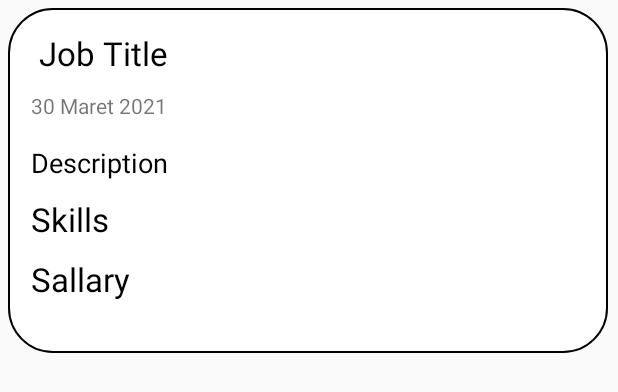
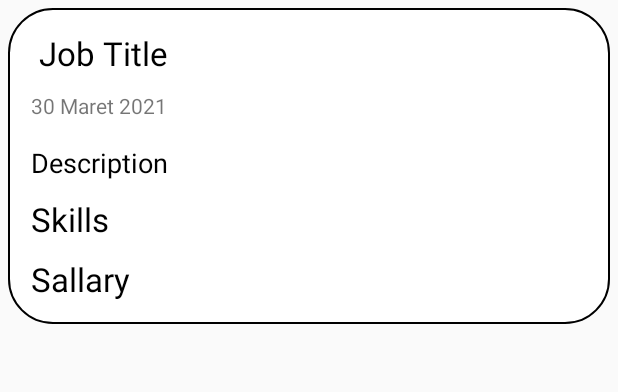
Before and after one commit to NigelFelim/Mobile_Job_Finder, an Android app: the layout alljobpost.xml on its own in the app's theme, with its tools: preview values and no code run, on a phone screen of 412 x 824 dp. Shown: the top 392 px of the screen. Run offline under Robolectric (Android 15) with nearby library versions, the phone set to English and light mode, and no system bars; Roboto replaces fonts that are not available here.

Commit message:
yang alljobpost ada error masih belum ketemui

```diff
--- a/app/src/main/java/com/map/mobile_job_finder/All_JobActivity.java
+++ b/app/src/main/java/com/map/mobile_job_finder/All_JobActivity.java
@@ -51,7 +51,7 @@ public class All_JobActivity extends AppCompatActivity {
         toolbar =  findViewById(R.id.toolbar);
 
         setSupportActionBar(toolbar);
-//        getSupportActionBar().setTitle("All Job Post");
+        getSupportActionBar().setTitle("All Job Post");
 
         getActionBar().setDisplayHomeAsUpEnabled(true);
         getActionBar().setHomeButtonEnabled(true);
--- a/app/src/main/res/layout/activity_insert_job_post.xml
+++ b/app/src/main/res/layout/activity_insert_job_post.xml
@@ -4,7 +4,7 @@
     xmlns:tools="http://schemas.android.com/tools"
     android:id="@+id/insert_job_Drawlayout"
     android:layout_width="match_parent"
-    android:layout_height="wrap_content"
+    android:layout_height="match_parent"
     android:background="@drawable/background_main"
 
     android:fitsSystemWindows="true"
--- a/app/src/main/res/layout/alljobpost.xml
+++ b/app/src/main/res/layout/alljobpost.xml
@@ -8,8 +8,8 @@
     android:layout_margin="5dp">
 
     <LinearLayout
-        android:layout_width="400dp"
-        android:layout_height="230dp"
+        android:layout_width="match_parent"
+        android:layout_height="wrap_content"
         android:orientation="vertical"
         android:background="@drawable/corner_radius_post_job"
         android:padding="10dp">
```
